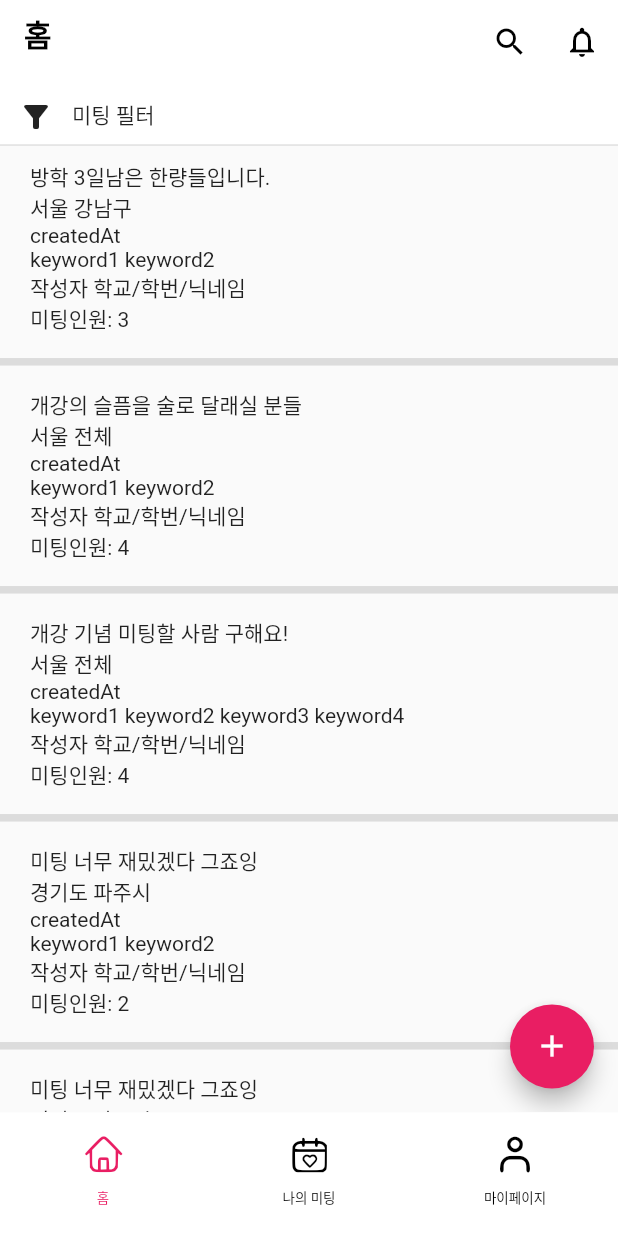
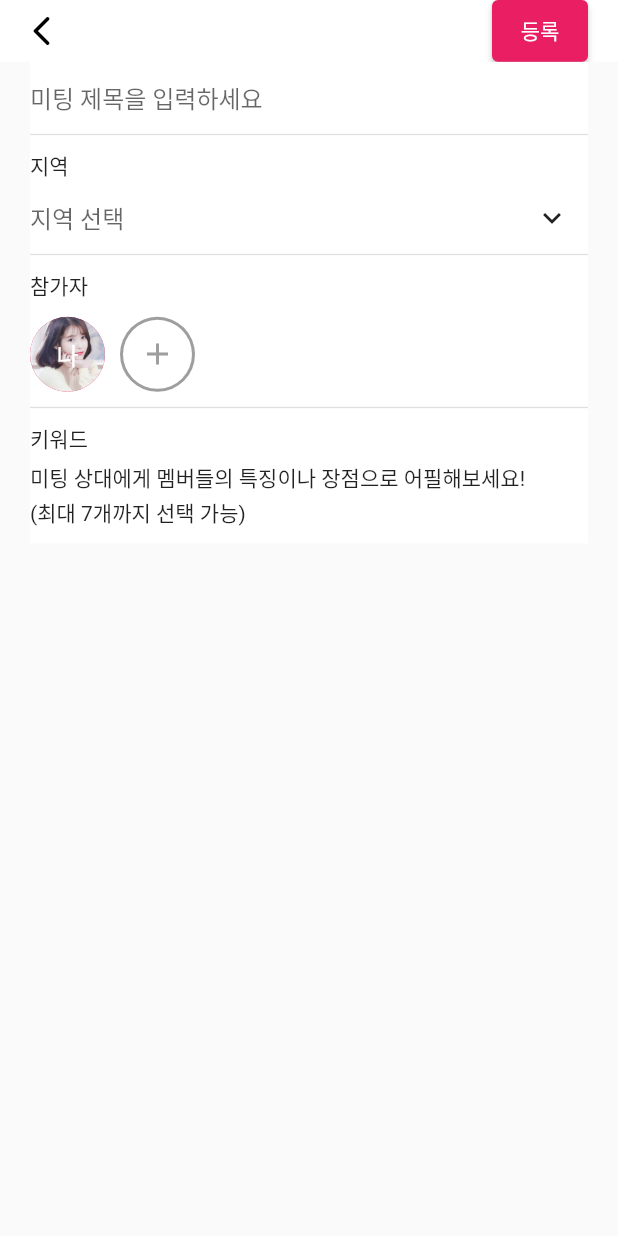
Before and after one commit to SeungtaeRyu/campusMeet_test, a Flutter app: the screen it shows after launch, after a tap on the "add" icon, on a phone screen of 412 x 824 dp. Run offline on Flutter 3.47's test engine with Material 2 defaults, Android fonts, the phone set to English and light mode, and no system bars; our stand-ins replace image_picker.

Commit message:
1/28 구성원결성 기능 구현중

```diff
--- a/campus_meet_test/lib/screens/home_screen.dart
+++ b/campus_meet_test/lib/screens/home_screen.dart
@@ -1,7 +1,8 @@
 import 'package:campus_meet_test/models/metting_post_model.dart';
+import 'package:campus_meet_test/screens/writing_screen.dart';
 import 'package:flutter/material.dart';
 
-import 'meeting_post_filter.dart';
+import 'meeting_post_filter_screen.dart';
 import 'notice_screen.dart';
 
 class HomeScreen extends StatefulWidget {
@@ -124,7 +125,7 @@ class _HomeScreenState extends State<HomeScreen> {
                     // filter component
                     Navigator.push(
                       context,
-                      MaterialPageRoute(builder: (context) => MeetingFilterPage()),
+                      MaterialPageRoute(builder: (context) => MeetingFilterScreen()),
                     );
                   },
                 ),
@@ -226,9 +227,16 @@ class _HomeScreenState extends State<HomeScreen> {
           ),
         ],
       ),
+
+      // 글작성 페이지 이동
       floatingActionButton: FloatingActionButton(
         backgroundColor: Colors.pink,
-        onPressed: () {},
+        onPressed: () {
+          Navigator.push(
+            context,
+            MaterialPageRoute(builder: (context) => WritingScreen()),
+          );
+        },
         tooltip: 'go write!',
         child: const Icon(Icons.add),
       ),
--- a/campus_meet_test/lib/screens/meeting_post_filter.dart
+++ b/campus_meet_test/lib/screens/meeting_post_filter_screen.dart
@@ -1,13 +1,13 @@
 import 'package:flutter/material.dart';
 
-class MeetingFilterPage extends StatefulWidget {
-  const MeetingFilterPage({Key? key}) : super(key: key);
+class MeetingFilterScreen extends StatefulWidget {
+  const MeetingFilterScreen({Key? key}) : super(key: key);
 
   @override
-  State<MeetingFilterPage> createState() => _MeetingFilterPageState();
+  State<MeetingFilterScreen> createState() => _MeetingFilterScreenState();
 }
 
-class _MeetingFilterPageState extends State<MeetingFilterPage> {
+class _MeetingFilterScreenState extends State<MeetingFilterScreen> {
   double numMember = 2;
   TextEditingController studuntIDController1 = TextEditingController();
   TextEditingController studuntIDController2 = TextEditingController();
@@ -101,7 +101,7 @@ class _MeetingFilterPageState extends State<MeetingFilterPage> {
                             border: Border(
                                 bottom: BorderSide(color: Colors.grey.shade300))),
                         child: Column(
-                          crossAxisAlignment: CrossAxisAlignment.start,
+                          crossAxisAlignment: CrossAxisAlignment.stretch,
                           children: <Widget>[
                             Container(
                               padding: EdgeInsets.only(bottom: 10),
@@ -110,11 +110,6 @@ class _MeetingFilterPageState extends State<MeetingFilterPage> {
                             // 지역필터 버튼 구현해야함! API도 쓸수도?
                             Container(
                               child: Text("button"),
-                            ),
-                            Container(
-                              child: Row(
-                                children: <Widget>[],
-                              ),
                             ),
                           ],
                         ),
@@ -147,7 +142,7 @@ class _MeetingFilterPageState extends State<MeetingFilterPage> {
                                         labelText: '제한 없음',
                                       ),
                                     ),
-                                  ),
+                                    ),
                                   Text("  ~  "),
                                   Expanded(
                                     child: TextFormField(
@@ -217,7 +212,6 @@ class _MeetingFilterPageState extends State<MeetingFilterPage> {
               ),
             ),
 
-
             Container(
               padding: EdgeInsets.fromLTRB(20, 0, 20, 0),
               // width: MediaQuery.of(context).size.width,
@@ -252,7 +246,6 @@ class _MeetingFilterPageState extends State<MeetingFilterPage> {
               ),
             ),
 
-
           ],
         ),
       ),
--- /dev/null
+++ b/campus_meet_test/lib/screens/writing_screen.dart
@@ -0,0 +1,190 @@
+import 'package:campus_meet_test/screens/member_formation_screen.dart';
+import 'package:flutter/material.dart';
+
+class WritingScreen extends StatefulWidget {
+  const WritingScreen({Key? key}) : super(key: key);
+
+  @override
+  State<WritingScreen> createState() => _WritingScreenState();
+}
+
+class _WritingScreenState extends State<WritingScreen> {
+
+  @override
+  Widget build(BuildContext context) {
+    return MaterialApp(
+      home: Scaffold(
+        appBar: AppBar(
+          leading: IconButton(
+              icon: Icon(
+                Icons.arrow_back_ios_rounded,
+                color: Colors.black,
+              ),
+              onPressed: () {
+                Navigator.pop(context);
+              }),
+          backgroundColor: Colors.white,
+          toolbarHeight: MediaQuery.of(context).size.width * 0.1,
+          elevation: 0.0,
+
+          // actions 버튼 패딩 어쩔꺼?
+          actions: [
+            ElevatedButton(
+              onPressed: () {},
+              child: Text("등록"),
+              style: ElevatedButton.styleFrom(primary: Colors.pink),
+            ),
+            Padding(padding: EdgeInsets.only(right: 20))
+          ],
+        ),
+        body: Container(
+          padding: EdgeInsets.fromLTRB(20, 0, 20, 0),
+          child: Column(
+            children: <Widget>[
+              Container(
+                // padding: EdgeInsets.fromLTRB(0, 20, 0, 20),
+                decoration: BoxDecoration(
+                    color: Colors.white,
+                    border: Border(
+                        bottom: BorderSide(color: Colors.grey.shade300))),
+                child: Column(
+                  crossAxisAlignment: CrossAxisAlignment.stretch,
+                  children: <Widget>[
+                    TextFormField(
+                      // controller: studuntIDController1,
+                      decoration: InputDecoration(
+                        border: InputBorder.none,
+                        // contentPadding: EdgeInsets.fromLTRB(0, 0, 0, 0),
+                        // border: OutlineInputBorder(),
+                        // labelText: '제한 없음',
+                        hintText: '미팅 제목을 입력하세요',
+                      ),
+                    ),
+                  ],
+                ),
+              ),
+
+              // 지역
+              Container(
+                padding: EdgeInsets.only(top: 10),
+                decoration: BoxDecoration(
+                    color: Colors.white,
+                    border: Border(
+                        bottom: BorderSide(color: Colors.grey.shade300))),
+                child: Column(
+                  crossAxisAlignment: CrossAxisAlignment.stretch,
+                  children: <Widget>[
+                    Container(
+                      child: Text("지역"),
+                    ),
+                    Row(
+                      mainAxisAlignment: MainAxisAlignment.start,
+                      children: <Widget>[
+                        Expanded(
+                          // 텍스트필드를 쓸 게 아닌데 ?? 뭐 쓰지 ??
+                          child: TextFormField(
+                            // controller: studuntIDController1,
+                            decoration: InputDecoration(
+                              border: InputBorder.none,
+                              // contentPadding: EdgeInsets.fromLTRB(0, 0, 0, 0),
+                              // border: OutlineInputBorder(),
+                              // labelText: '제한 없음',
+                              hintText: '지역 선택',
+                            ),
+                          ),
+                        ),
+                        IconButton(
+                          icon: Icon(Icons.keyboard_arrow_down_outlined),
+                          onPressed: () {},
+                        ),
+                      ],
+                    )
+                  ],
+                ),
+              ),
+
+              // 참가자
+              Container(
+                padding: EdgeInsets.fromLTRB(0, 10, 0, 10),
+                decoration: BoxDecoration(
+                    color: Colors.white,
+                    border: Border(
+                        bottom: BorderSide(color: Colors.grey.shade300))),
+                child: Column(
+                  crossAxisAlignment: CrossAxisAlignment.stretch,
+                  children: <Widget>[
+                    Container(
+                      padding: EdgeInsets.only(bottom: 10),
+                      child: Text("참가자"),
+                    ),
+                    Container(
+                      child: Row(
+                        mainAxisAlignment: MainAxisAlignment.start,
+                        children: <Widget>[
+                          Container(
+                            padding: EdgeInsets.fromLTRB(0, 0, 10, 0),
+                            child: CircleAvatar(
+                              radius: 25,
+                              backgroundColor: Colors.pink,
+                              backgroundImage:
+                              AssetImage("images/user1_profile.jpg"),
+                              child: Text("나",style: TextStyle(color: Colors.white),),
+                            ),
+                          ),
+
+                          Container(
+                            child: CircleAvatar(
+                              radius: 25,
+                              backgroundColor: Colors.grey,
+                              child: CircleAvatar(
+                                radius: 23,
+                                backgroundColor: Colors.white,
+                                child: IconButton(
+                                  icon: Icon(Icons.add, color: Colors.grey),
+                                  padding: EdgeInsets.zero,
+                                  onPressed: () async {
+                                    final result = await Navigator.push(context, MaterialPageRoute(builder: (context) => MemberFomationScreen()));
+                                  },
+                                ),
+                              ),
+                            ),
+                          ),
+                        ],
+                      ),
+                    )
+                  ],
+                ),
+              ),
+
+              // 키워드
+              Container(
+                padding: EdgeInsets.only(top: 10),
+                color: Colors.white,
+                child: Column(
+                  crossAxisAlignment: CrossAxisAlignment.stretch,
+                  children: <Widget>[
+                    Container(
+                      padding: EdgeInsets.only(bottom: 5),
+                      child: Text("키워드"),
+                    ),
+                    Container(
+                      padding: EdgeInsets.only(bottom: 2),
+                      child: Text("미팅 상대에게 멤버들의 특징이나 장점으로 어필해보세요!"),
+                    ),
+                    Container(
+                      padding: EdgeInsets.only(bottom: 10),
+                      child: Text("(최대 7개까지 선택 가능)"),
+                    ),
+
+                    // 키워드 나열할 곳!
+
+                  ],
+                ),
+              ),
+            ],
+          ),
+        ),
+      ),
+    );
+  }
+}
```
Also changed, not shown: campus_meet_test/lib/screens/member_formation_screen.dart (added, +177 -0 lines), 1 other file.
